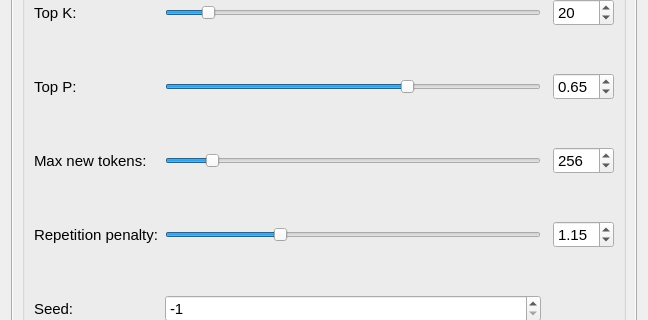
Above: assets/ui/ui_settings.ui from shinomakoi/magi_llm_gui before the change; both pictures show x 0 to 648 and y 322 to 642 of the 648 by 726 pixel window. Below: the same form after it.
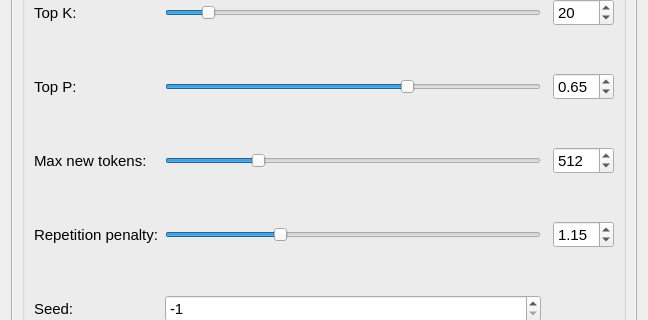
That is the form after the change.

```diff
--- a/assets/ui/ui_settings.ui
+++ b/assets/ui/ui_settings.ui
@@ -111,7 +111,7 @@
              <number>32</number>
             </property>
             <property name="value">
-             <number>256</number>
+             <number>512</number>
             </property>
             <property name="orientation">
              <enum>Qt::Horizontal</enum>
@@ -241,7 +241,7 @@
              <number>32</number>
             </property>
             <property name="value">
-             <number>256</number>
+             <number>512</number>
             </property>
            </widget>
           </item>
```
